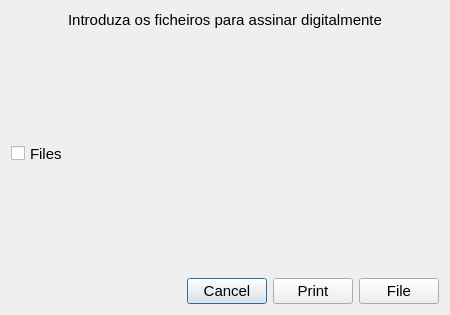
First picture: the form in pteid-mw-pt/_src/eidmw/eidgui/dlgSignature.ui, repository amagovpt/autenticacao.gov, before the edit.
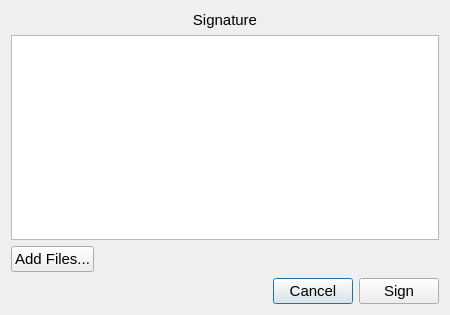
Second picture: the form after the edit. Icons and pictures are not drawn.

Commit message: Implement Sign button and Qlistview with adding new items from filechooser.

```diff
--- a/pteid-mw-pt/_src/eidmw/eidgui/dlgSignature.ui
+++ b/pteid-mw-pt/_src/eidmw/eidgui/dlgSignature.ui
@@ -56,14 +56,7 @@
        <item>
         <widget class="QPushButton" name="pbPrint">
          <property name="text">
-          <string>Print</string>
-         </property>
-        </widget>
-       </item>
-       <item>
-        <widget class="QPushButton" name="pbFile">
-         <property name="text">
-          <string>File</string>
+          <string>Sign</string>
          </property>
         </widget>
        </item>
@@ -76,7 +69,7 @@
      <item>
       <widget class="QLabel" name="labelHeader">
        <property name="text">
-        <string>Introduza os ficheiros para assinar digitalmente</string>
+        <string>Signature</string>
        </property>
        <property name="alignment">
         <set>Qt::AlignCenter</set>
@@ -84,15 +77,18 @@
       </widget>
      </item>
      <item>
-      <widget class="QCheckBox" name="chboxPersoData">
+      <widget class="QListView" name="listView"/>
+     </item>
+     <item>
+      <widget class="QPushButton" name="pbAddFiles">
        <property name="sizePolicy">
-        <sizepolicy hsizetype="Fixed" vsizetype="Expanding">
+        <sizepolicy hsizetype="Fixed" vsizetype="Minimum">
          <horstretch>0</horstretch>
          <verstretch>0</verstretch>
         </sizepolicy>
        </property>
        <property name="text">
-        <string>Files</string>
+        <string>Add Files...</string>
        </property>
       </widget>
      </item>
```
Left out of the diff: 2 changed lines with no effect on the pictures. The commit also changes 2 other files.
